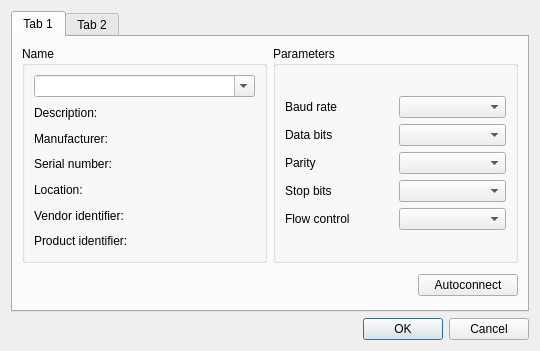
This is src/dialog_connect.ui in TomHyhlik/termik as Qt 5 draws it before an edit. The edited form follows.
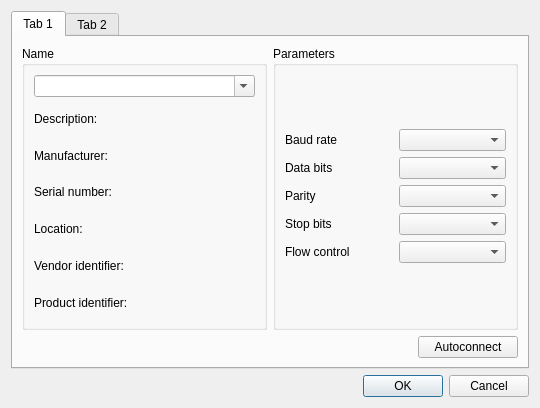
This is the edited form. The open tabs and pages were chosen to show the change.

The edit to the form file:
```diff
--- a/src/dialog_connect.ui
+++ b/src/dialog_connect.ui
@@ -7,7 +7,7 @@
     <x>0</x>
     <y>0</y>
     <width>540</width>
-    <height>351</height>
+    <height>408</height>
    </rect>
   </property>
   <property name="windowTitle">
@@ -187,7 +187,7 @@
            <property name="sizeHint" stdset="0">
             <size>
              <width>486</width>
-             <height>32</height>
+             <height>1</height>
             </size>
            </property>
           </spacer>
```
Left out of the diff: 2 changed lines with no effect on the pictures.
